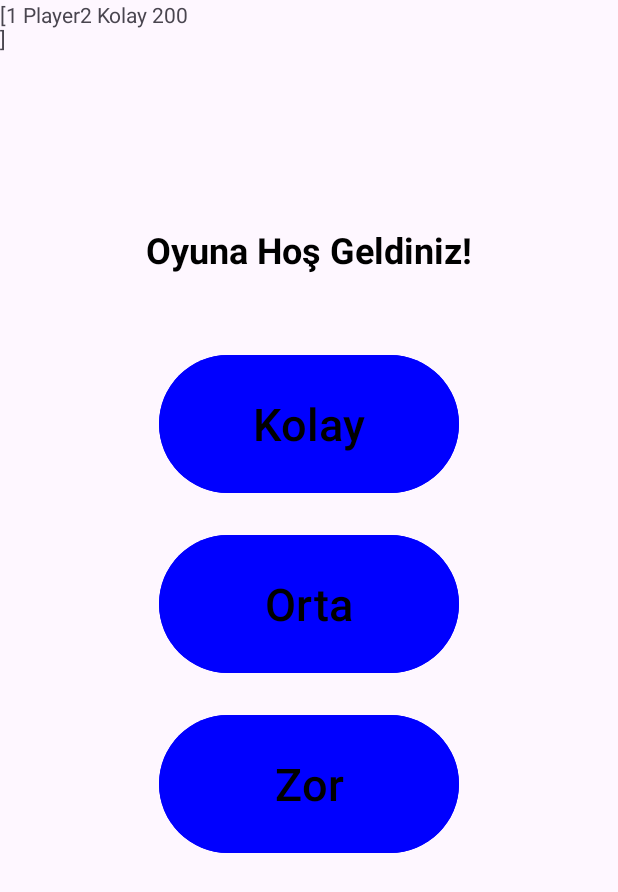
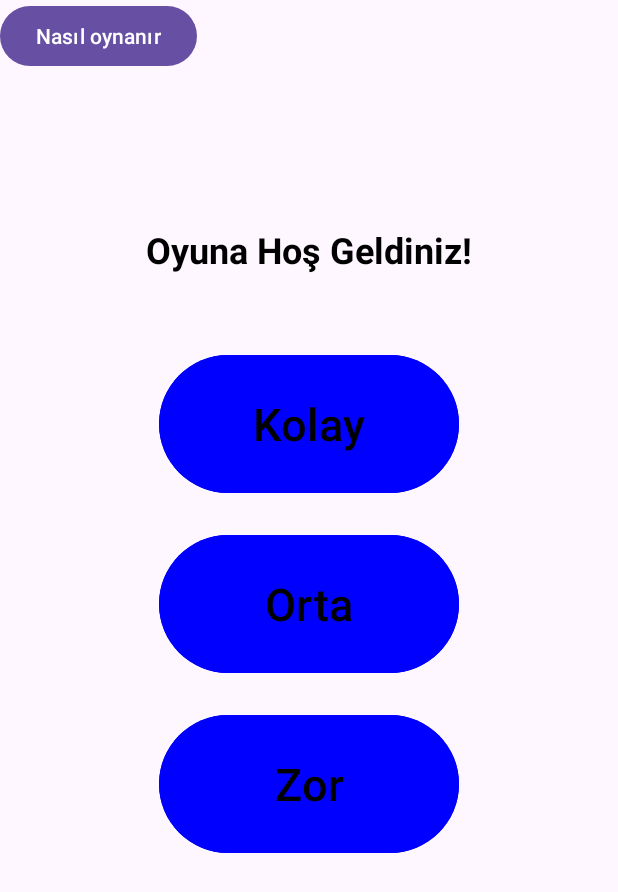
Before and after one commit to b-beyaz/mobil-proje, an Android app: the screen it shows after launch (MainActivity), on a phone screen of 412 x 824 dp. Shown: the top 892 px of the screen. Run offline under Robolectric (Android 15) with nearby library versions, the phone set to English and light mode, and no system bars.

Commit message:
Ediz - RecyclerView çalışmakta ve Nasıl oynanır ekranında gösterilmektedir.

```diff
--- a/app/src/main/java/com/project/mayin/HowToPlayActivity.java
+++ b/app/src/main/java/com/project/mayin/HowToPlayActivity.java
@@ -22,13 +22,15 @@ public class HowToPlayActivity extends AppCompatActivity{
             v.setPadding(systemBars.left, systemBars.top, systemBars.right, systemBars.bottom);
             return insets;
         });
+        //Veritabanından verileri çekme işlemi
         AppDatabase db = AppDatabase.getDatabase(this);
         ScoreDao scoreDao = db.scoreDao();
         List<Score> scores = scoreDao.getAll();
-
+        //Verileri RecyclerView'a bağlama işlemi
         RecyclerView recyclerView = findViewById(R.id.mRecyclerView);
         Score_RecycleViewAdapter adapter = new Score_RecycleViewAdapter(this, scores);
         recyclerView.setAdapter(adapter);
         recyclerView.setLayoutManager(new LinearLayoutManager(this));
     }
+
 }
--- a/app/src/main/java/com/project/mayin/MainActivity.java
+++ b/app/src/main/java/com/project/mayin/MainActivity.java
@@ -16,8 +16,6 @@ public class MainActivity extends AppCompatActivity {
 protected void onCreate(Bundle savedInstanceState) {
     super.onCreate(savedInstanceState);
     setContentView(R.layout.activity_main);
-
-    databaseTest();// Veritabanı testi
 
     Button easyButton = findViewById(R.id.easyButton);
     Button mediumButton = findViewById(R.id.mediumButton);
@@ -57,16 +55,5 @@ protected void onCreate(Bundle savedInstanceState) {
         Intent intent = new Intent(this, HowToPlayActivity.class);
         startActivity(intent);
     }
-    private void databaseTest() {
-        AppDatabase db = AppDatabase.getDatabase(this);// Veritabanı nesnesini oluşturur
-        ScoreDao scoreDao = db.scoreDao();// ScoreDao nesnesini oluşturur
 
-        Score score = new Score("Player2", "Kolay", 200);// Yeni bir skor nesnesi oluşturur
-        scoreDao.insertAll(score);// Veritabanına skor nesnesini ekler
-
-        TextView databaseTest = findViewById(R.id.databaseTest);
-
-        List<Score> scores = scoreDao.getAll();// Tüm skorları alır
-        databaseTest.setText(scores.toString());// Skorları TextView'e yazdırır
-    }
 }
--- a/app/src/main/res/layout/activity_main.xml
+++ b/app/src/main/res/layout/activity_main.xml
@@ -8,14 +8,14 @@
     tools:context=".MainActivity">
 
     <!-- Veritabanı test yazısı -->
-    <TextView
-        android:id="@+id/databaseTest"
+    <Button
         android:layout_width="wrap_content"
         android:layout_height="wrap_content"
-        android:text="Boş"
-        app:layout_constraintLeft_toLeftOf="parent"
+        android:onClick="howToPlay"
+        android:text="Nasıl oynanır"
         app:layout_constraintTop_toTopOf="parent"
-        android:onClick="howToPlay"/>
+        app:layout_constraintLeft_toLeftOf="parent"/>
+
 
 
     <!-- Hoş Geldiniz Yazısı -->
```
